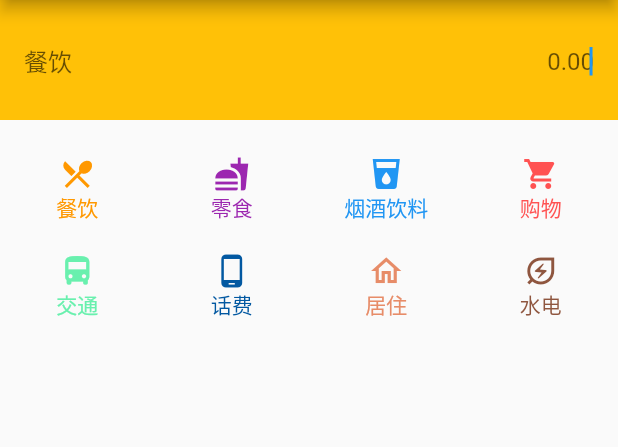
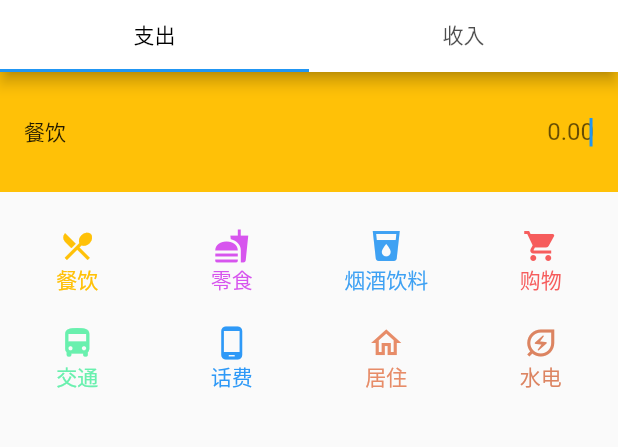
Before and after one commit to RoninHan/record_book_app, a Flutter app: the MakeNote screen opened by its route, on a phone screen of 412 x 824 dp, the part 84-531 px from its top. Run offline on Flutter 3.47's test engine with Material 2 defaults, Android fonts, the phone set to English and light mode, and no system bars; our stand-ins replace dio, fl_chart, mobx; missing offline and left inert: build_runner; generated files the repository leaves out were written again; network calls fail.

Commit message:
add income widget

```diff
--- /dev/null
+++ b/lib/pages/home/expenditure.dart
@@ -0,0 +1,84 @@
+import 'package:flutter/material.dart';
+import 'package:record_book_app/widgets/button-grid.dart';
+
+class Expenditure extends StatefulWidget {
+  const Expenditure({Key? key}) : super(key: key);
+
+  @override
+  // ignore: library_private_types_in_public_api
+  _ExpenditureState createState() => _ExpenditureState();
+}
+
+class _ExpenditureState extends State<Expenditure> {
+  String menoyType = "餐饮";
+  Color bgColor = Colors.amber;
+
+  static List<GridItem> gridItem = [
+    GridItem(menoyType: "餐饮", color: Colors.amber, icon: Icons.local_dining),
+    GridItem(
+        menoyType: "零食",
+        color: Color.fromARGB(255, 215, 85, 238),
+        icon: Icons.fastfood),
+    GridItem(
+        menoyType: "烟酒饮料",
+        color: Color.fromARGB(255, 62, 161, 243),
+        icon: Icons.local_drink),
+    GridItem(
+        menoyType: "购物",
+        color: Color.fromARGB(255, 246, 92, 92),
+        icon: Icons.shopping_cart),
+    GridItem(
+        menoyType: "交通", color: Colors.greenAccent, icon: Icons.directions_bus),
+    GridItem(
+        menoyType: "话费",
+        color: Color.fromARGB(255, 46, 153, 247),
+        icon: Icons.phone_android),
+    GridItem(
+        menoyType: "居住",
+        color: const Color.fromRGBO(231, 140, 104, 1.0),
+        icon: Icons.home_outlined),
+    GridItem(
+        menoyType: "水电",
+        color: Color.fromARGB(255, 220, 132, 97),
+        icon: Icons.energy_savings_leaf_outlined),
+  ];
+
+  final TextEditingController _menoyController = TextEditingController();
+
+  void _handleTextChanged(GridItem item) {
+    setState(() {
+      menoyType = item.menoyType;
+      bgColor = item.color;
+    });
+  }
+
+  @override
+  Widget build(BuildContext context) {
+    return Column(
+      children: <Widget>[
+        Container(
+          color: bgColor,
+          child: Padding(
+            padding: const EdgeInsets.all(16),
+            child: TextField(
+              autofocus: true,
+              keyboardType: TextInputType.number,
+              controller: _menoyController,
+              textAlign: TextAlign.right,
+              decoration: InputDecoration(
+                  prefixIcon: Text(
+                    menoyType,
+                    textAlign: TextAlign.center,
+                  ),
+                  prefixIconConstraints:
+                      const BoxConstraints(minWidth: 0, minHeight: 0),
+                  border: InputBorder.none,
+                  hintText: "0.00"),
+            ),
+          ),
+        ),
+        ButtonGrid(gridItem: gridItem, onTextChanged: _handleTextChanged)
+      ],
+    );
+  }
+}
--- a/lib/pages/home/make-note.dart
+++ b/lib/pages/home/make-note.dart
@@ -1,4 +1,7 @@
 import 'package:flutter/material.dart';
+import 'package:record_book_app/pages/home/income.dart';
+
+import 'expenditure.dart';
 
 class MakeNote extends StatefulWidget {
   const MakeNote({super.key});
@@ -7,14 +10,25 @@ class MakeNote extends StatefulWidget {
   createState() => _MakeNoteState();
 }
 
-class _MakeNoteState extends State<MakeNote> {
-  String menoyType = "餐饮";
+class _MakeNoteState extends State<MakeNote>
+    with SingleTickerProviderStateMixin {
+  static const List<Tab> myTabs = <Tab>[
+    Tab(text: '支出'),
+    Tab(text: '收入'),
+  ];
 
-  final TextEditingController _menoyController = TextEditingController();
+  late TabController _tabController;
 
   @override
   void initState() {
     super.initState();
+    _tabController = TabController(vsync: this, length: myTabs.length);
+  }
+
+  @override
+  void dispose() {
+    _tabController.dispose();
+    super.dispose();
   }
 
   @override
@@ -35,177 +49,15 @@ class _MakeNoteState extends State<MakeNote> {
           }),
           backgroundColor: Colors.white,
           titleTextStyle: const TextStyle(color: Colors.black),
+          bottom: TabBar(
+            controller: _tabController,
+            tabs: myTabs,
+            labelColor: Colors.black,
+          ),
         ),
-        body: Column(
-          children: <Widget>[
-            Container(
-              color: Colors.amber,
-              child: Padding(
-                padding: const EdgeInsets.all(16),
-                child: TextField(
-                  autofocus: true,
-                  keyboardType: TextInputType.number,
-                  controller: _menoyController,
-                  textAlign: TextAlign.right,
-                  decoration: InputDecoration(
-                      prefix: Text(menoyType),
-                      border: InputBorder.none,
-                      hintText: "0.00"),
-                ),
-              ),
-            ),
-            Padding(
-              padding: EdgeInsets.only(top: 16),
-              child: GridView(
-                shrinkWrap: true,
-                gridDelegate: const SliverGridDelegateWithFixedCrossAxisCount(
-                    crossAxisCount: 4, //横轴三个子widget
-                    childAspectRatio: 1.6 //宽高比为1时，子widget
-                    ),
-                children: <Widget>[
-                  TextButton(
-                    onPressed: () {
-                      setState(() {
-                        menoyType = "餐饮";
-                      });
-                    },
-                    child: Column(
-                      children: const [
-                        Icon(
-                          Icons.local_dining,
-                          color: Colors.orange,
-                        ),
-                        Text(
-                          "餐饮",
-                          style: TextStyle(color: Colors.orange),
-                        )
-                      ],
-                    ),
-                  ),
-                  TextButton(
-                      onPressed: () {
-                        setState(() {
-                          menoyType = "零食";
-                        });
-                      },
-                      child: Column(
-                        children: const [
-                          Icon(
-                            Icons.fastfood,
-                            color: Colors.purple,
-                          ),
-                          Text(
-                            "零食",
-                            style: TextStyle(color: Colors.purple),
-                          )
-                        ],
-                      )),
-                  TextButton(
-                      onPressed: () {
-                        setState(() {
-                          menoyType = "烟酒饮料";
-                        });
-                      },
-                      child: Column(
-                        children: const [
-                          Icon(
-                            Icons.local_drink,
-                            color: Colors.blue,
-                          ),
-                          Text(
-                            "烟酒饮料",
-                            style: TextStyle(color: Colors.blue),
-                          )
-                        ],
-                      )),
-                  TextButton(
-                      onPressed: () {
-                        setState(() {
-                          menoyType = "购物";
-                        });
-                      },
-                      child: Column(
-                        children: const [
-                          Icon(Icons.shopping_cart, color: Colors.redAccent),
-                          Text(
-                            "购物",
-                            style: TextStyle(color: Colors.redAccent),
-                          )
-                        ],
-                      )),
-                  TextButton(
-                      onPressed: () {
-                        setState(() {
-                          menoyType = "交通";
-                        });
-                      },
-                      child: Column(
-                        children: const [
-                          Icon(
-                            Icons.directions_bus,
-                            color: Colors.greenAccent,
-                          ),
-                          Text(
-                            "交通",
-                            style: TextStyle(color: Colors.greenAccent),
-                          )
-                        ],
-                      )),
-                  TextButton(
-                      onPressed: () {
-                        setState(() {
-                          menoyType = "话费";
-                        });
-                      },
-                      child: Column(
-                        children: const [
-                          Icon(Icons.phone_android,
-                              color: Color.fromRGBO(2, 88, 161, 1.0)),
-                          Text(
-                            "话费",
-                            style: TextStyle(
-                                color: Color.fromRGBO(2, 88, 161, 1.0)),
-                          )
-                        ],
-                      )),
-                  TextButton(
-                      onPressed: () {
-                        setState(() {
-                          menoyType = "居住";
-                        });
-                      },
-                      child: Column(
-                        children: const [
-                          Icon(Icons.home_outlined,
-                              color: Color.fromRGBO(231, 140, 104, 1.0)),
-                          Text(
-                            "居住",
-                            style: TextStyle(
-                                color: Color.fromRGBO(231, 140, 104, 1.0)),
-                          )
-                        ],
-                      )),
-                  TextButton(
-                      onPressed: () {
-                        setState(() {
-                          menoyType = "水电";
-                        });
-                      },
-                      child: Column(
-                        children: const [
-                          Icon(Icons.energy_savings_leaf_outlined,
-                              color: Color.fromRGBO(143, 86, 63, 1.0)),
-                          Text(
-                            "水电",
-                            style: TextStyle(
-                                color: Color.fromRGBO(143, 86, 63, 1.0)),
-                          )
-                        ],
-                      )),
-                ],
-              ),
-            )
-          ],
+        body: TabBarView(
+          controller: _tabController,
+          children: const [Expenditure(), Income()],
         ));
   }
 }
--- /dev/null
+++ b/lib/widgets/button-grid.dart
@@ -0,0 +1,59 @@
+import 'dart:core';
+
+import 'package:flutter/material.dart';
+
+class GridItem {
+  late String menoyType;
+  late Color color;
+  late IconData icon;
+  GridItem({required this.menoyType, required this.color, required this.icon});
+}
+
+class ButtonGrid extends StatefulWidget {
+  final List<GridItem> gridItem;
+  final Function(GridItem) onTextChanged;
+  const ButtonGrid(
+      {Key? key, required this.gridItem, required this.onTextChanged})
+      : super(key: key);
+
+  @override
+  // ignore: library_private_types_in_public_api
+  _ButtonGridState createState() => _ButtonGridState();
+}
+
+class _ButtonGridState extends State<ButtonGrid> {
+  String menoyType = "餐饮";
+
+  @override
+  Widget build(BuildContext context) {
+    return Padding(
+        padding: const EdgeInsets.only(top: 16),
+        child: GridView(
+            shrinkWrap: true,
+            gridDelegate: const SliverGridDelegateWithFixedCrossAxisCount(
+                crossAxisCount: 4, //横轴三个子widget
+                childAspectRatio: 1.6 //宽高比为1时，子widget
+                ),
+            children: widget.gridItem
+                .map(
+                  (item) => TextButton(
+                    onPressed: () {
+                      widget.onTextChanged(item);
+                    },
+                    child: Column(
+                      children: [
+                        Icon(
+                          item.icon,
+                          color: item.color,
+                        ),
+                        Text(
+                          item.menoyType,
+                          style: TextStyle(color: item.color),
+                        )
+                      ],
+                    ),
+                  ),
+                )
+                .toList()));
+  }
+}
```
Also changed, not shown: lib/pages/home/income.dart (added, +90 -0 lines).
